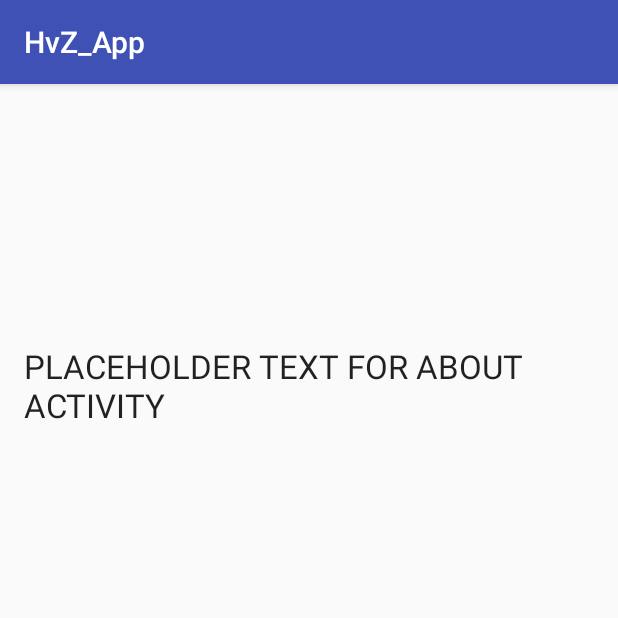
After one commit to Micasou/ATandTHackathonSeattleMarch18th, an Android app: the AboutActivity screen opened directly, with no data from a screen before it, on a phone screen of 412 x 824 dp, the top half of it. The commit adds this screen. Run offline under Robolectric (Android 15) with nearby library versions, the phone set to English and light mode, and no system bars.

Commit message:
Added instance fields to main. Added rules and about activities.

```diff
--- a/app/src/main/AndroidManifest.xml
+++ b/app/src/main/AndroidManifest.xml
@@ -3,6 +3,7 @@
     package="edu.washington.chau93.hvz_app">
 
     <uses-permission android:name="android.permission.INTERNET" />
+
     <application
         android:allowBackup="true"
         android:icon="@mipmap/ic_launcher"
@@ -33,7 +34,9 @@
         <activity
             android:name=".RegisterActivity"
             android:label="@string/RegisterLabel" />
-        <activity android:name=".MenuActivity"></activity>
+        <activity android:name=".MenuActivity" />
+        <activity android:name=".models.AboutActivity" />
+        <activity android:name=".models.RulesActivity"></activity>
     </application>
 
 </manifest>
--- /dev/null
+++ b/app/src/main/java/edu/washington/chau93/hvz_app/models/AboutActivity.java
@@ -0,0 +1,15 @@
+package edu.washington.chau93.hvz_app.models;
+
+import android.support.v7.app.AppCompatActivity;
+import android.os.Bundle;
+
+import edu.washington.chau93.hvz_app.R;
+
+public class AboutActivity extends AppCompatActivity {
+
+    @Override
+    protected void onCreate(Bundle savedInstanceState) {
+        super.onCreate(savedInstanceState);
+        setContentView(R.layout.activity_about);
+    }
+}
--- /dev/null
+++ b/app/src/main/res/layout/activity_about.xml
@@ -0,0 +1,21 @@
+<?xml version="1.0" encoding="utf-8"?>
+<RelativeLayout xmlns:android="http://schemas.android.com/apk/res/android"
+    xmlns:tools="http://schemas.android.com/tools"
+    android:layout_width="match_parent"
+    android:layout_height="match_parent"
+    android:paddingBottom="@dimen/activity_vertical_margin"
+    android:paddingLeft="@dimen/activity_horizontal_margin"
+    android:paddingRight="@dimen/activity_horizontal_margin"
+    android:paddingTop="@dimen/activity_vertical_margin"
+    tools:context="edu.washington.chau93.hvz_app.models.AboutActivity">
+
+    <TextView
+        android:layout_width="wrap_content"
+        android:layout_height="wrap_content"
+        android:textAppearance="?android:attr/textAppearanceLarge"
+        android:text="PLACEHOLDER TEXT FOR ABOUT ACTIVITY"
+        android:id="@+id/textView"
+        android:layout_alignParentTop="true"
+        android:layout_centerHorizontal="true"
+        android:layout_marginTop="157dp" />
+</RelativeLayout>
```
Also changed, not shown: app/src/main/java/edu/washington/chau93/hvz_app/MainActivity.java (+10 -0 lines), app/src/main/java/edu/washington/chau93/hvz_app/models/RulesActivity.java (added, +15 -0 lines), app/src/main/res/layout/activity_rules.xml (added, +20 -0 lines).
